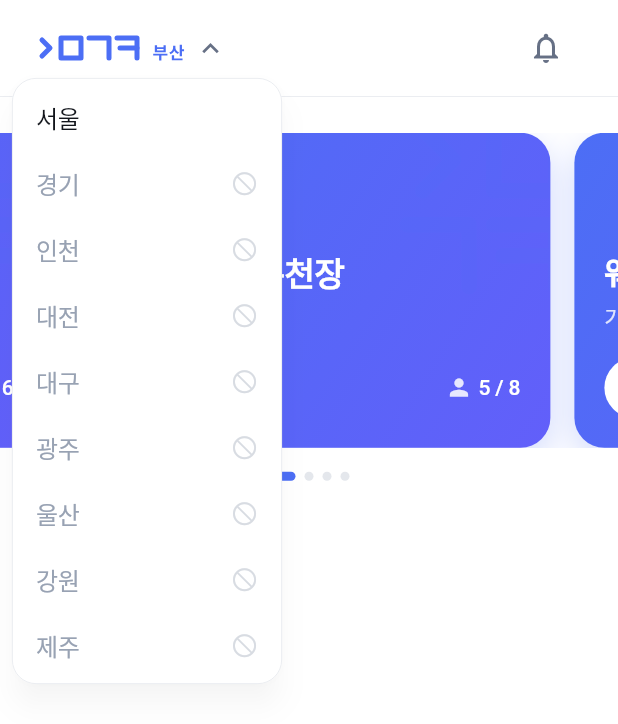
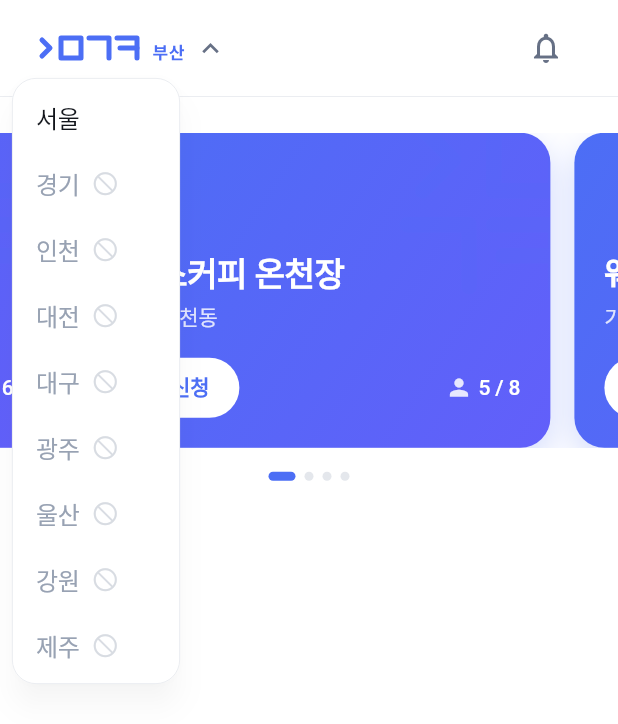
Before and after one commit to mogacko/mogakco-frontend, a Flutter app: the HomeScreen screen opened directly, after a tap on an icon or button, on a phone screen of 412 x 824 dp. Shown: the top 724 px of the screen. Run offline on Flutter 3.47's test engine with Material 3 defaults, Android fonts, the phone set to English and light mode, and no system bars; our stand-ins replace flutter_riverpod, flutter_svg, go_router; Roboto replaces fonts that are missing (Pretendard).

Commit message:
style: 지역 메뉴 폭과 행 여백 정리
- 근거 없이 걸어둔 minWidth 180 을 걷어냈다. 항목이 두 글자 지역명뿐이라
  헤더보다 넓어질 이유가 없었다
- 행의 Spacer 를 없애 지역명과 금지 표식이 양끝으로 벌어지지 않게 했다

메뉴 폭은 112px 로 헤더 앵커(127px)보다 좁다. Flutter 가 팝업 폭을 56px
단위로 반올림해서(_kMenuWidthStep) 이보다 더 줄이려면 오버레이를 직접
만들어야 한다.

테스트 101개 통과

```diff
--- a/app/lib/features/home/presentation/widgets/home_header.dart
+++ b/app/lib/features/home/presentation/widgets/home_header.dart
@@ -105,8 +105,6 @@ class _ChapterMenu extends StatelessWidget {
       elevation: 8,
       shadowColor: Colors.black.withValues(alpha: 0.18),
       menuPadding: const EdgeInsets.symmetric(vertical: AppSpacing.xs),
-      // 지역이 늘면 항목이 길어지므로 최소 폭만 잡아두고 나머지는 맡긴다.
-      constraints: const BoxConstraints(minWidth: 180),
       shape: RoundedRectangleBorder(
         borderRadius: BorderRadius.circular(AppRadius.lg),
         side: BorderSide(color: colors.border, width: 0.5),
@@ -158,7 +156,10 @@ class _MenuRow extends StatelessWidget {
     final colors = context.colors;
     final open = chapter.isOpen;
 
+    // Spacer로 양끝에 붙이면 지역명과 표식이 헤더보다 넓게 벌어진다.
+    // 필요한 만큼만 차지하고 둘 사이는 좁게 붙여 둔다.
     return Row(
+      mainAxisSize: MainAxisSize.min,
       children: [
         Text(
           chapter.label,
@@ -166,9 +167,8 @@ class _MenuRow extends StatelessWidget {
             color: open ? colors.textPrimary : colors.textTertiary,
           ),
         ),
-        const Spacer(),
         if (!open) ...[
-          const SizedBox(width: AppSpacing.lg),
+          const SizedBox(width: AppSpacing.sm),
           Icon(
             CupertinoIcons.nosign,
             size: AppSize.iconSm,
```
Also changed, not shown: 1 other file.
